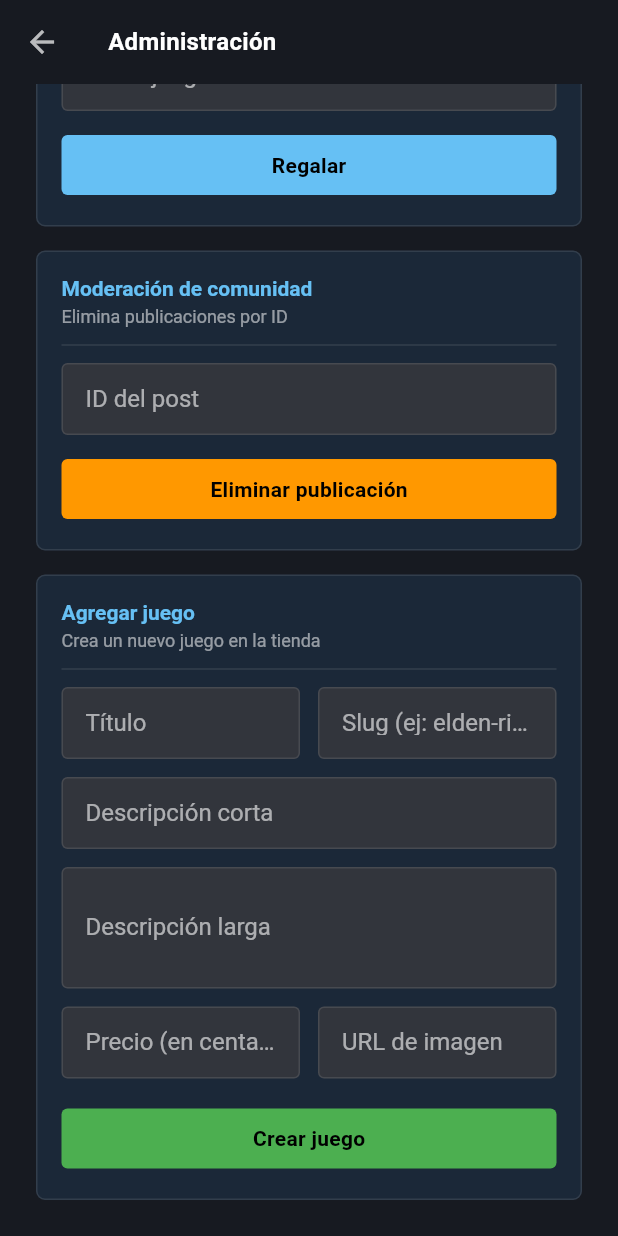
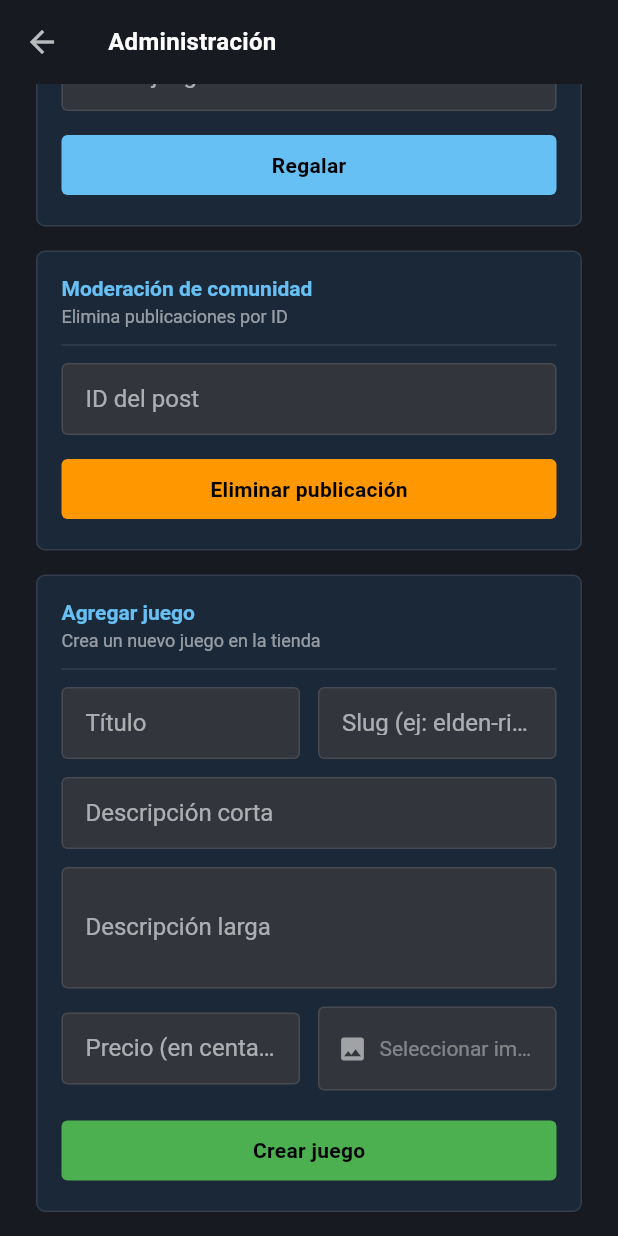
Before and after one commit to arthuritu-007/steam-copia, a Flutter app: the AdminPanelScreen screen opened directly, scrolled down 462 dp, on a phone screen of 412 x 824 dp. Run offline on Flutter 3.47's test engine with Material 3 defaults, Android fonts, the light colour scheme and no system bars; our stand-ins replace file_picker, shared_preferences, supabase_flutter; accounts and stored records are empty; network calls fail.

Commit message:
ya no se que poner aqui jsjsjs

```diff
--- a/frontend/lib/screens/admin_panel_screen.dart
+++ b/frontend/lib/screens/admin_panel_screen.dart
@@ -1,4 +1,6 @@
 import 'package:flutter/material.dart';
+import 'package:file_picker/file_picker.dart';
+import 'package:supabase_flutter/supabase_flutter.dart';
 import 'package:frontend/api/api_client.dart';
 import 'package:frontend/api/repository_provider.dart';
 
@@ -22,6 +24,8 @@ class _AdminPanelScreenState extends State<AdminPanelScreen> {
   final _newGameLongDescController = TextEditingController();
   final _newGamePriceController = TextEditingController();
   final _newGameImageController = TextEditingController();
+  String? _pickedImageUrl;
+  String? _pickedImageName;
 
   @override
   void dispose() {
@@ -245,9 +249,35 @@ class _AdminPanelScreenState extends State<AdminPanelScreen> {
                                 ),
                                 const SizedBox(width: 12),
                                 Expanded(
-                                  child: TextField(
-                                    controller: _newGameImageController,
-                                    decoration: const InputDecoration(labelText: 'URL de imagen'),
+                                  child: GestureDetector(
+                                    onTap: _pickImage,
+                                    child: Container(
+                                      height: 56,
+                                      decoration: BoxDecoration(
+                                        color: const Color(0xFF32353C),
+                                        borderRadius: BorderRadius.circular(4),
+                                        border: Border.all(color: Colors.white10),
+                                      ),
+                                      padding: const EdgeInsets.symmetric(horizontal: 12),
+                                      child: Row(
+                                        children: [
+                                          const Icon(Icons.image, color: Colors.white54, size: 20),
+                                          const SizedBox(width: 8),
+                                          Expanded(
+                                            child: Text(
+                                              _pickedImageName ?? 'Seleccionar imagen',
+                                              overflow: TextOverflow.ellipsis,
+                                              style: TextStyle(
+                                                color: _pickedImageName != null ? Colors.white : Colors.white38,
+                                                fontSize: 14,
+                                              ),
+                                            ),
+                                          ),
+                                          if (_pickedImageName != null)
+                                            const Icon(Icons.check_circle, color: Colors.green, size: 16),
+                                        ],
+                                      ),
+                                    ),
                                   ),
                                 ),
                               ],
@@ -344,13 +374,39 @@ class _AdminPanelScreenState extends State<AdminPanelScreen> {
     }
   }
 
+  Future<void> _pickImage() async {
+    final result = await FilePicker.platform.pickFiles(
+      type: FileType.image,
+      withData: true,
+    );
+    if (result == null || result.files.isEmpty) return;
+    final file = result.files.first;
+    if (file.bytes == null) return;
+
+    final supabase = Supabase.instance.client;
+    final fileName = '${DateTime.now().millisecondsSinceEpoch}_${file.name}';
+    try {
+      await supabase.storage.from('game-images').uploadBinary(
+        fileName,
+        file.bytes!,
+        fileOptions: FileOptions(contentType: file.extension != null ? 'image/${file.extension}' : 'image/jpeg'),
+      );
+      final url = supabase.storage.from('game-images').getPublicUrl(fileName);
+      setState(() {
+        _pickedImageUrl = url;
+        _pickedImageName = file.name;
+      });
+    } catch (e) {
+      _showError('Error al subir imagen: $e');
+    }
+  }
+
   Future<void> _createGame() async {
     final title = _newGameTitleController.text.trim();
     final slug = _newGameSlugController.text.trim();
     final shortDesc = _newGameShortDescController.text.trim();
     final longDesc = _newGameLongDescController.text.trim();
     final priceText = _newGamePriceController.text.trim();
-    final imageUrl = _newGameImageController.text.trim();
 
     if (title.isEmpty || slug.isEmpty || shortDesc.isEmpty || longDesc.isEmpty || priceText.isEmpty) {
       _showError('Completa todos los campos obligatorios');
@@ -370,7 +426,7 @@ class _AdminPanelScreenState extends State<AdminPanelScreen> {
         longDescription: longDesc,
         priceCents: price,
         currency: 'USD',
-        headerImageUrl: imageUrl.isEmpty ? null : imageUrl,
+        headerImageUrl: _pickedImageUrl,
       );
       _newGameTitleController.clear();
       _newGameSlugController.clear();
@@ -378,6 +434,10 @@ class _AdminPanelScreenState extends State<AdminPanelScreen> {
       _newGameLongDescController.clear();
       _newGamePriceController.clear();
       _newGameImageController.clear();
+      setState(() {
+        _pickedImageUrl = null;
+        _pickedImageName = null;
+      });
       _showMsg('Juego creado con éxito');
     } catch (e) {
       _showError(e);
--- a/frontend/pubspec.yaml
+++ b/frontend/pubspec.yaml
@@ -35,6 +35,8 @@ dependencies:
   http: ^1.5.0
   shared_preferences: ^2.5.3
   provider: ^6.1.2
+  file_picker: ^8.1.2
+  supabase_flutter: ^2.8.4
 
 dev_dependencies:
   flutter_test:
```
Also changed, not shown: frontend/lib/main.dart (+6 -1 lines).
